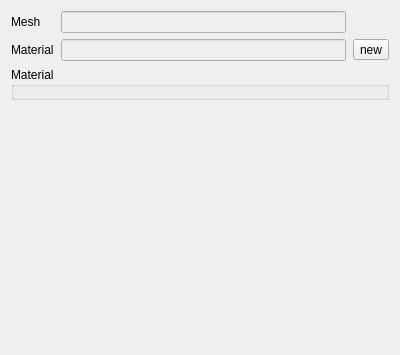
This is src/editor/propertieswidgets/modelpropertywidget.ui in frame-r/RenderMaster as Qt 5 draws it before an edit. The edited form follows.
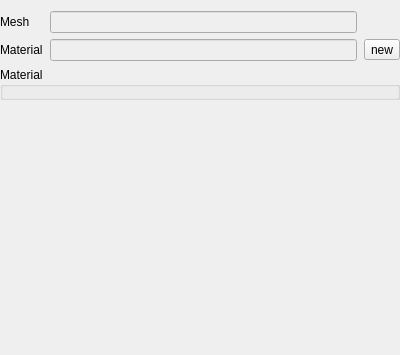
This is the edited form. Custom widgets are drawn as their Qt base class.

Patch:
```diff
--- a/src/editor/propertieswidgets/modelpropertywidget.ui
+++ b/src/editor/propertieswidgets/modelpropertywidget.ui
@@ -20,6 +20,12 @@
    <string>Form</string>
   </property>
   <layout class="QVBoxLayout" name="verticalLayout">
+   <property name="leftMargin">
+    <number>0</number>
+   </property>
+   <property name="rightMargin">
+    <number>0</number>
+   </property>
    <item>
     <layout class="QGridLayout" name="gridLayout">
      <property name="horizontalSpacing">
@@ -104,7 +110,7 @@
          <number>6</number>
         </property>
         <property name="leftMargin">
-         <number>5</number>
+         <number>7</number>
         </property>
         <property name="topMargin">
          <number>5</number>
```
